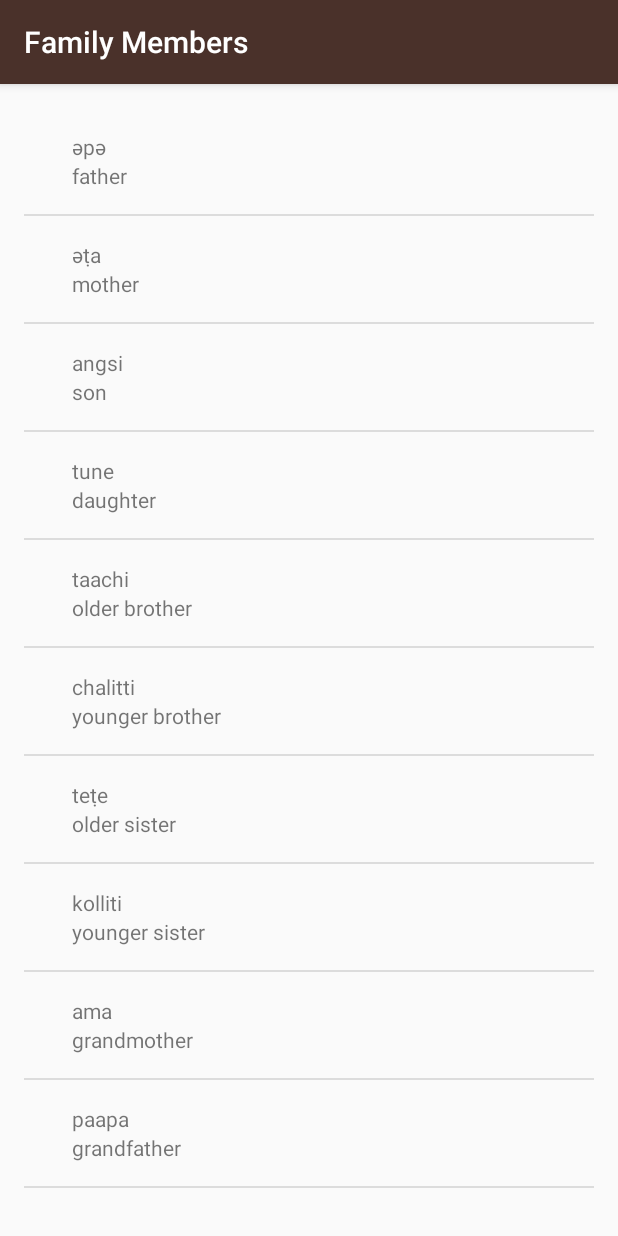
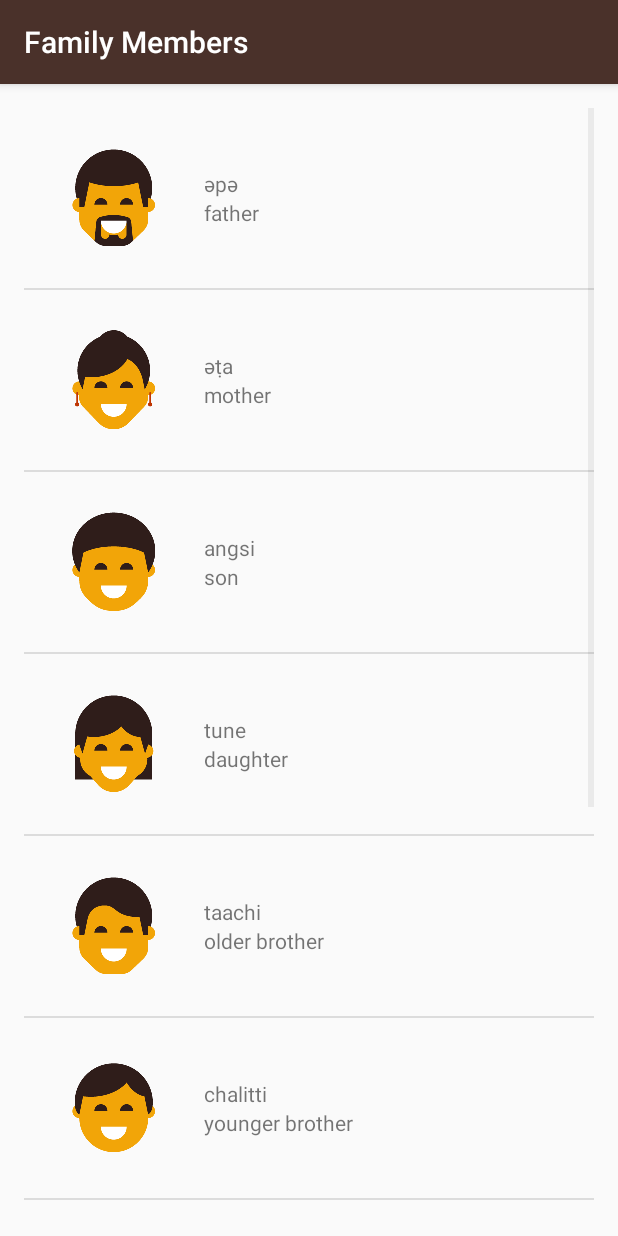
Before and after one commit to mikkamax/mewok, an Android app: the FamilyActivity screen opened directly, with no data from a screen before it, on a phone screen of 412 x 824 dp. Run offline under Robolectric (Android 15) with nearby library versions, the phone set to English and light mode, and no system bars.

Commit message:
Add images to proper activities

```diff
--- a/app/src/main/java/com/mike/miwok/FamilyActivity.java
+++ b/app/src/main/java/com/mike/miwok/FamilyActivity.java
@@ -15,16 +15,16 @@ public class FamilyActivity extends AppCompatActivity {
         setContentView(R.layout.words_list);
 
         ArrayList<Word> family = new ArrayList<>(Arrays.asList(
-                new Word("father", "әpә"),
-                new Word("mother", "әṭa"),
-                new Word("son", "angsi"),
-                new Word("daughter", "tune"),
-                new Word("older brother", "taachi"),
-                new Word("younger brother", "chalitti"),
-                new Word("older sister", "teṭe"),
-                new Word("younger sister", "kolliti"),
-                new Word("grandmother", "ama"),
-                new Word("grandfather", "paapa")));
+                new Word("father", "әpә", R.drawable.family_father),
+                new Word("mother", "әṭa", R.drawable.family_mother),
+                new Word("son", "angsi", R.drawable.family_son),
+                new Word("daughter", "tune", R.drawable.family_daughter),
+                new Word("older brother", "taachi", R.drawable.family_older_brother),
+                new Word("younger brother", "chalitti", R.drawable.family_younger_brother),
+                new Word("older sister", "teṭe", R.drawable.family_older_sister),
+                new Word("younger sister", "kolliti", R.drawable.family_younger_sister),
+                new Word("grandmother", "ama", R.drawable.family_grandmother),
+                new Word("grandfather", "paapa", R.drawable.family_grandfather)));
 
         WordAdapter wordAdapter = new WordAdapter(this, family);
 
```
Also changed, not shown: app/src/main/java/com/mike/miwok/ColorsActivity.java (+8 -8 lines), app/src/main/java/com/mike/miwok/NumbersActivity.java (+10 -10 lines).
